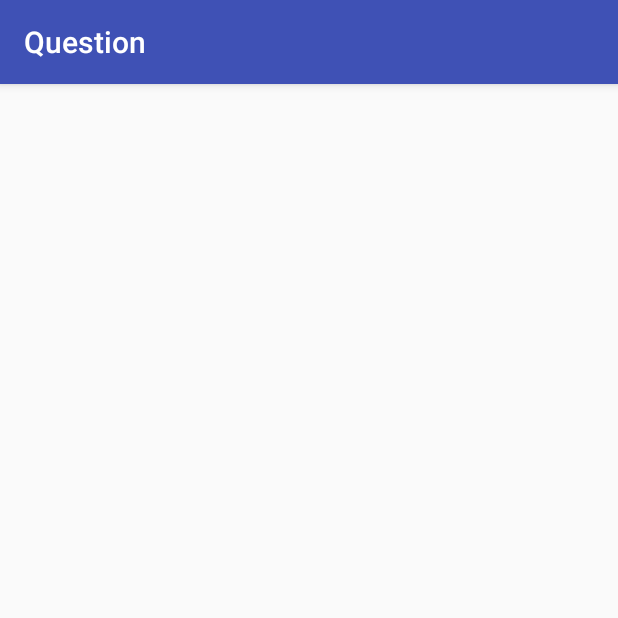
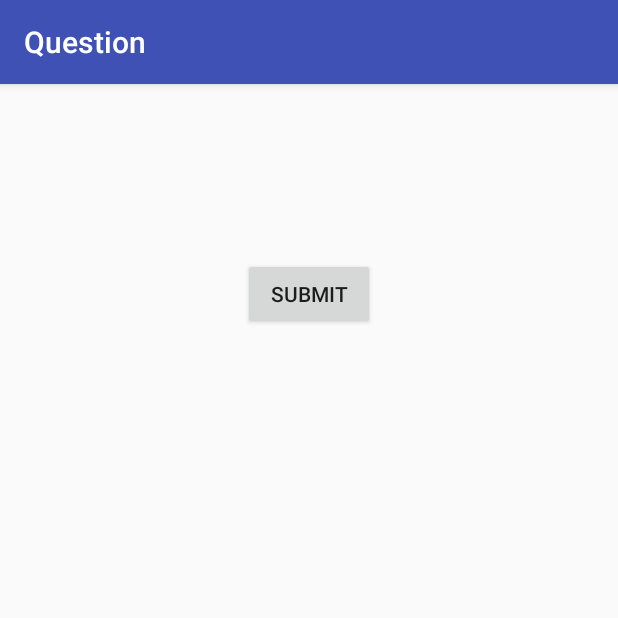
Before and after one commit to Unagifan/APComputerSciencePrep, an Android app: the QuestionActivity screen opened directly, with no data from a screen before it, on a phone screen of 412 x 824 dp, the top half of it. Run offline under Robolectric (Android 15) with nearby library versions, the phone set to English and light mode, and no system bars; 7 statements that could not run were skipped.

Commit message:
Answer Selection Logic
I implemented a toString method for the question object so that we can easily debug and see what a question entails. In additon I created the baisc layout for the question page and it's looking pretty bad. It currently contains 6 TextViews(Question + 5 Answers) and a submission button. I currently am working on getting the answer selection logic to work as well. I'm thinking of having the answer's textview change borders when selected and the user can press submit after selection to file in their answer.

```diff
--- a/app/src/main/java/com/example/andykhuu/apcomputerscienceprep/Question.java
+++ b/app/src/main/java/com/example/andykhuu/apcomputerscienceprep/Question.java
@@ -40,6 +40,21 @@ public class Question implements Parcelable {
         return correctAnswerIndex;
     }
 
+    /**
+     * Creates a easy way to debug and see a question object
+     * @return a String which prints out the contents of a question
+     */
+    @Override
+    public String toString(){
+        return "Question: " + question + "\n" +
+        "Answer 1: " + answers[0] + "\n" +
+        "Answer 2: " + answers[1] + "\n" +
+        "Answer 3: " + answers[2] + "\n" +
+        "Answer 4: " + answers[3] + "\n" +
+        "Answer 5: " + answers[4] + "\n" +
+        "Correct Answer Index: " + correctAnswerIndex;
+    }
+
     @Override
     //Nothing special right here due to no custom objects
     public int describeContents(){
--- a/app/src/main/java/com/example/andykhuu/apcomputerscienceprep/QuestionActivity.java
+++ b/app/src/main/java/com/example/andykhuu/apcomputerscienceprep/QuestionActivity.java
@@ -2,6 +2,10 @@ package com.example.andykhuu.apcomputerscienceprep;
 
 import android.os.Bundle;
 import android.support.v7.app.AppCompatActivity;
+import android.view.View;
+import android.widget.TextView;
+
+import org.w3c.dom.Text;
 
 /**
  * Created by frk_alkhuu on 5/30/2017.
@@ -11,9 +15,45 @@ import android.support.v7.app.AppCompatActivity;
  */
 
 public class QuestionActivity extends AppCompatActivity {
+
+    private Question QUESTION;
+    private TextView correctAnswer;
+    private TextView selected;
+
     @Override
     protected void onCreate(Bundle savedInstanceState) {
         super.onCreate(savedInstanceState);
         setContentView(R.layout.questionlayout_main);
+
+        //Retrieve Question Object
+        QUESTION = getIntent().getParcelableExtra("QUESTION");
+        //Determine which textView contains the correct answer
+        int temp = getResources().getIdentifier("answer" + QUESTION.getCorrectAnswer(),"id",getPackageName());
+        correctAnswer = (TextView) findViewById(temp);
+
+        TextView question = (TextView) findViewById(R.id.question);
+        question.setText(QUESTION.getQuestion());
+
+        TextView answer0 = (TextView) findViewById(R.id.answer0);
+        answer0.setText(QUESTION.getAnswers()[0]);
+        answer0.setOnClickListener(new View.OnClickListener() {
+            @Override
+            public void onClick(View v) {
+
+            }
+        });
+
+        TextView answer1 = (TextView) findViewById(R.id.answer1);
+        answer1.setText(QUESTION.getAnswers()[1]);
+
+        TextView answer2 = (TextView) findViewById(R.id.answer2);
+        answer2.setText(QUESTION.getAnswers()[2]);
+
+        TextView answer3 = (TextView) findViewById(R.id.answer3);
+        answer3.setText(QUESTION.getAnswers()[3]);
+
+        TextView answer4 = (TextView) findViewById(R.id.answer4);
+        answer4.setText(QUESTION.getAnswers()[4]);
+
     }
 }
--- /dev/null
+++ b/app/src/main/res/drawable/border.xml
@@ -0,0 +1,12 @@
+<?xml version="1.0" encoding="utf-8"?>
+<selector xmlns:android="http://schemas.android.com/apk/res/android">
+    <shape xmlns:android="http://schemas.android.com/apk/res/android"
+        android:shape="rectangle">
+
+        <corners android:radius="2dp" />
+        <stroke
+            android:width="2px"
+            android:color="#cdcdcd" />
+        <solid android:color="#ffffff" />
+    </shape>
+</selector>
--- a/app/src/main/res/layout/questionlayout_main.xml
+++ b/app/src/main/res/layout/questionlayout_main.xml
@@ -3,4 +3,37 @@
     android:orientation="vertical" android:layout_width="match_parent"
     android:layout_height="match_parent">
 
+    <TextView
+        android:id="@+id/question"
+        android:layout_width="wrap_content"
+        android:layout_height="wrap_content" />
+    <TextView
+        android:id="@+id/answer0"
+        android:layout_width="wrap_content"
+        android:layout_height="wrap_content"
+        android:background="@drawable/border"/>
+    <TextView
+        android:id="@+id/answer1"
+        android:layout_width="wrap_content"
+        android:layout_height="wrap_content" />
+    <TextView
+        android:id="@+id/answer2"
+        android:layout_width="wrap_content"
+        android:layout_height="wrap_content" />
+    <TextView
+        android:id="@+id/answer3"
+        android:layout_width="wrap_content"
+        android:layout_height="wrap_content" />
+    <TextView
+        android:id="@+id/answer4"
+        android:layout_width="wrap_content"
+        android:layout_height="wrap_content" />
+
+    <Button
+        android:id="@+id/submit"
+        android:layout_width="wrap_content"
+        android:layout_height="wrap_content"
+        android:layout_gravity="center"
+        android:text="Submit" />
+
 </LinearLayout>
```
